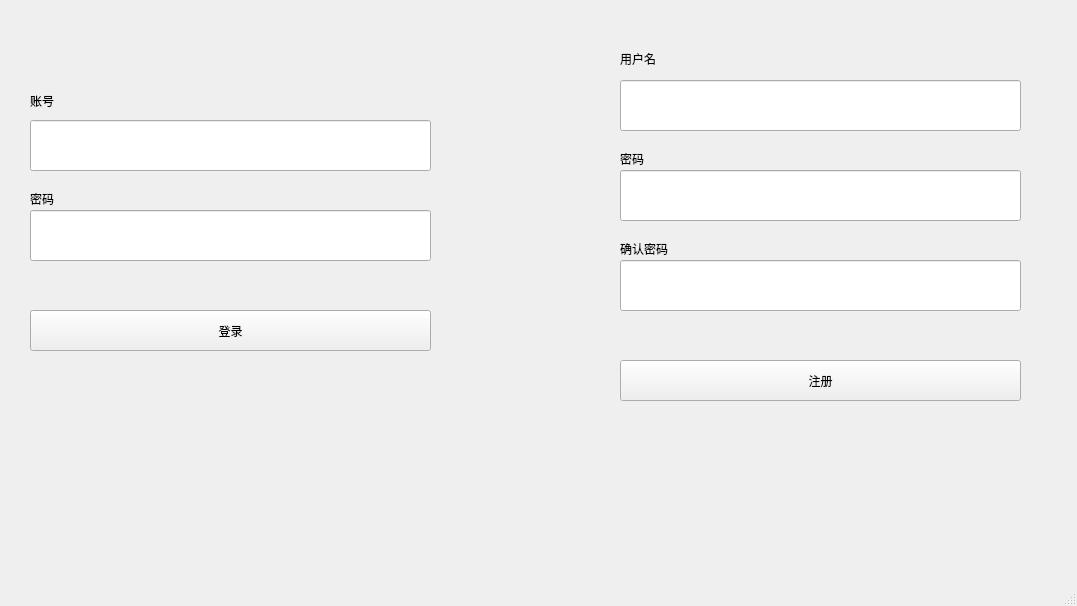
First picture: the form in mainwindow.ui, repository 520MianXiangDuiXiang520/Chat, before the edit.
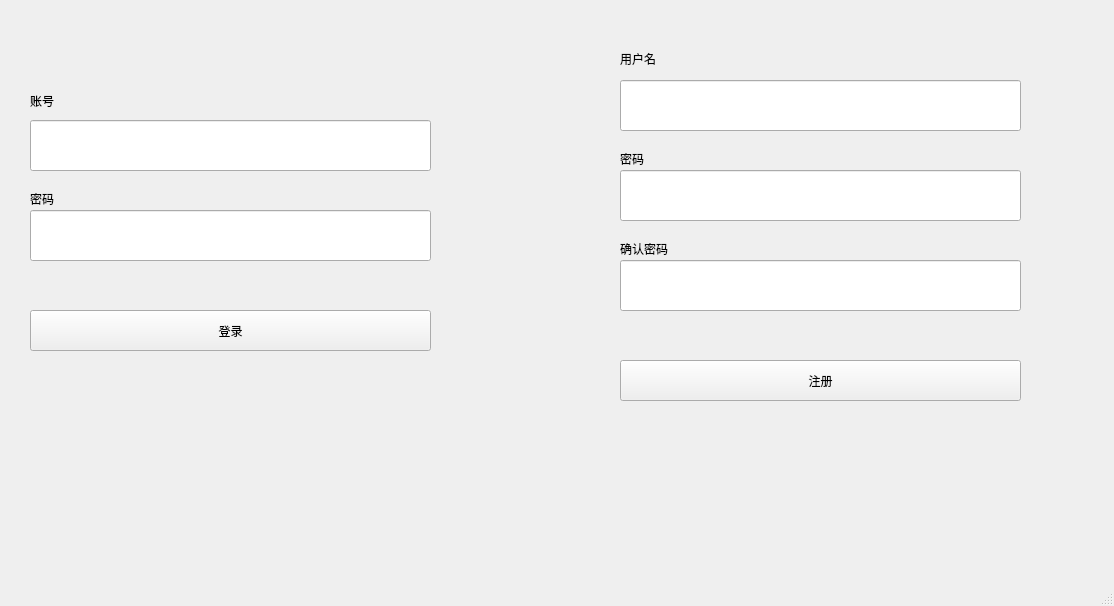
Second picture: the form after the edit.

```diff
--- a/mainwindow.ui
+++ b/mainwindow.ui
@@ -6,7 +6,7 @@
    <rect>
     <x>0</x>
     <y>0</y>
-    <width>1077</width>
+    <width>1114</width>
     <height>606</height>
    </rect>
   </property>
```
Left out of the diff: 2 changed lines with no effect on the pictures.
